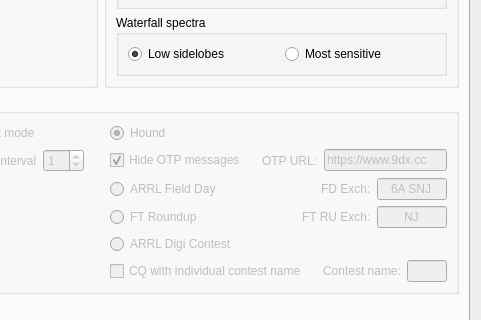
This is Configuration.ui in kholia/wsjtx as Qt 5 draws it before an edit; both pictures show x 279 to 760 and y 214 to 534 of the 760 by 670 pixel window. The edited form follows.
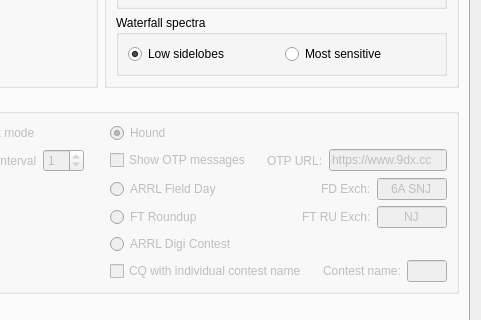
This is the edited form. The open tabs and pages were chosen to show the change. Custom widgets are drawn as their Qt base class.

Commit message: Use ShowOTP instead of HideOTP, and reverse the logic of this checkbox.

Diff of the .ui file:
```diff
--- a/Configuration.ui
+++ b/Configuration.ui
@@ -2985,10 +2985,10 @@
                <string>&lt;html&gt;&lt;head/&gt;&lt;body&gt;&lt;p&gt;Hide OTP messages in the Band Activity window.&lt;/p&gt;&lt;/body&gt;&lt;/html&gt;</string>
               </property>
               <property name="text">
-               <string>Hide OTP messages</string>
+               <string>Show OTP messages</string>
               </property>
               <property name="checked">
-               <bool>true</bool>
+               <bool>false</bool>
               </property>
              </widget>
             </item>
```
Left out of the diff: 12 changed lines with no effect on the pictures. The commit also changes 3 other files.
